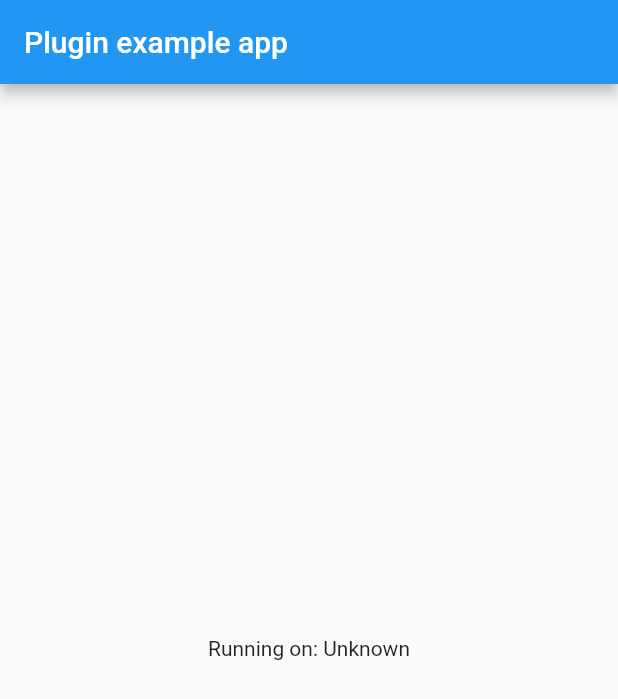
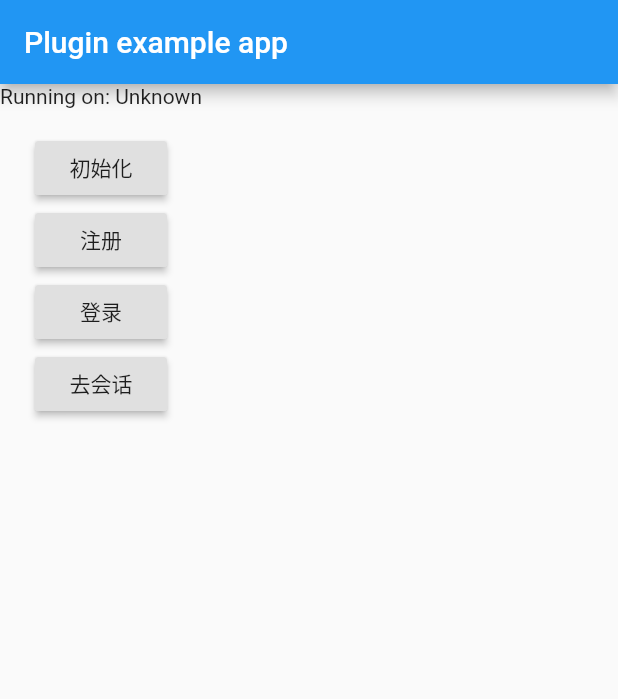
Before and after one commit to qq326646683/flutter_easemob_kefu, a Flutter app: the screen it shows after launch, on a phone screen of 412 x 824 dp. Shown: the top 699 px of the screen. Run offline on Flutter 3.47's test engine with Material 2 defaults, Android fonts, the phone set to English and light mode, and no system bars; our stand-ins replace permission_handler.

Commit message:
dart api; android基本功能完成

```diff
--- a/example/lib/main.dart
+++ b/example/lib/main.dart
@@ -3,6 +3,7 @@ import 'dart:async';
 
 import 'package:flutter/services.dart';
 import 'package:flutter_easemob_kefu/flutter_easemob_kefu.dart';
+import 'package:permission_handler/permission_handler.dart';
 
 void main() {
   runApp(MyApp());
@@ -20,26 +21,26 @@ class _MyAppState extends State<MyApp> {
   void initState() {
     super.initState();
     initPlatformState();
+    initPermission();
   }
 
-  // Platform messages are asynchronous, so we initialize in an async method.
   Future<void> initPlatformState() async {
     String platformVersion;
-    // Platform messages may fail, so we use a try/catch PlatformException.
     try {
       platformVersion = await FlutterEasemobKefu.platformVersion;
     } on PlatformException {
       platformVersion = 'Failed to get platform version.';
     }
 
-    // If the widget was removed from the tree while the asynchronous platform
-    // message was in flight, we want to discard the reply rather than calling
-    // setState to update our non-existent appearance.
     if (!mounted) return;
 
     setState(() {
       _platformVersion = platformVersion;
     });
+  }
+
+  initPermission() {
+    Permission.storage.request();
   }
 
   @override
@@ -49,8 +50,37 @@ class _MyAppState extends State<MyApp> {
         appBar: AppBar(
           title: const Text('Plugin example app'),
         ),
-        body: Center(
-          child: Text('Running on: $_platformVersion\n'),
+        body: Column(
+          children: <Widget>[
+            Text('Running on: $_platformVersion\n'),
+            RaisedButton(
+              onPressed: () {
+                FlutterEasemobKefu.init("1439201009092337#kefuchannelapp86399", "86399");
+              },
+              child: Text('初始化'),
+            ),
+            RaisedButton(
+              onPressed: () {
+                FlutterEasemobKefu.register("nell", "123456");
+              },
+              child: Text('注册'),
+            ),
+            RaisedButton(
+              onPressed: () {
+                FlutterEasemobKefu.login("nell", "123456");
+              },
+              child: Text('登录'),
+            ),
+            RaisedButton(
+              onPressed: () async {
+                bool isLogin = await FlutterEasemobKefu.isLogin;
+                if (isLogin) {
+                  FlutterEasemobKefu.jumpToPage("1439201009092337#kefuchannelapp86399");
+                }
+              },
+              child: Text('去会话'),
+            ),
+          ],
         ),
       ),
     );
--- a/example/pubspec.yaml
+++ b/example/pubspec.yaml
@@ -23,6 +23,8 @@ dependencies:
   # The following adds the Cupertino Icons font to your application.
   # Use with the CupertinoIcons class for iOS style icons.
   cupertino_icons: ^0.1.3
+  permission_handler: 5.0.1+1
+
 
 dev_dependencies:
   flutter_test:
```
Also changed, not shown: lib/flutter_easemob_kefu.dart (+42 -2 lines), example/pubspec.lock, 5 other files.
